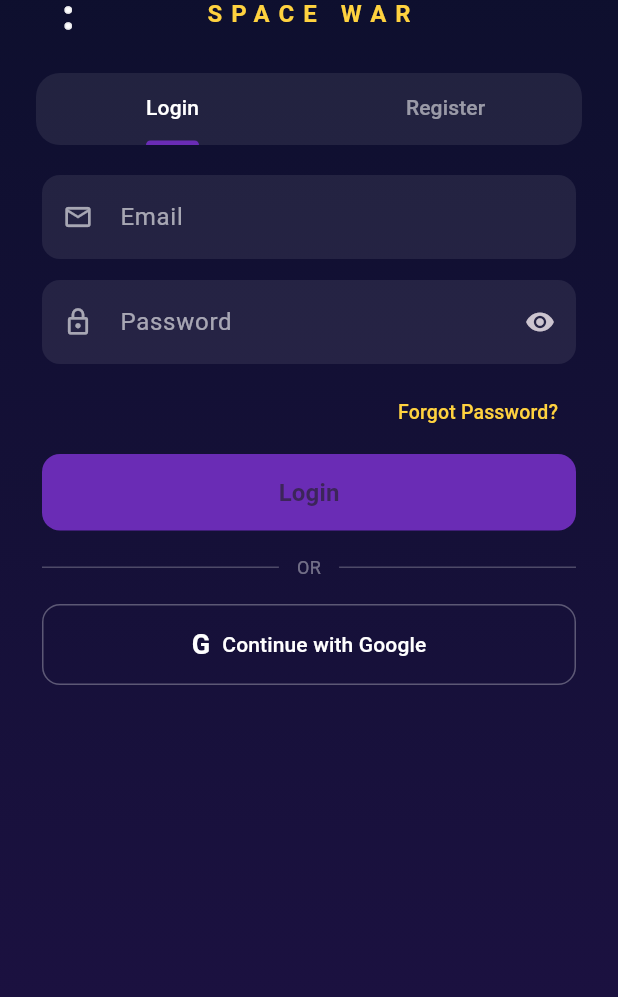
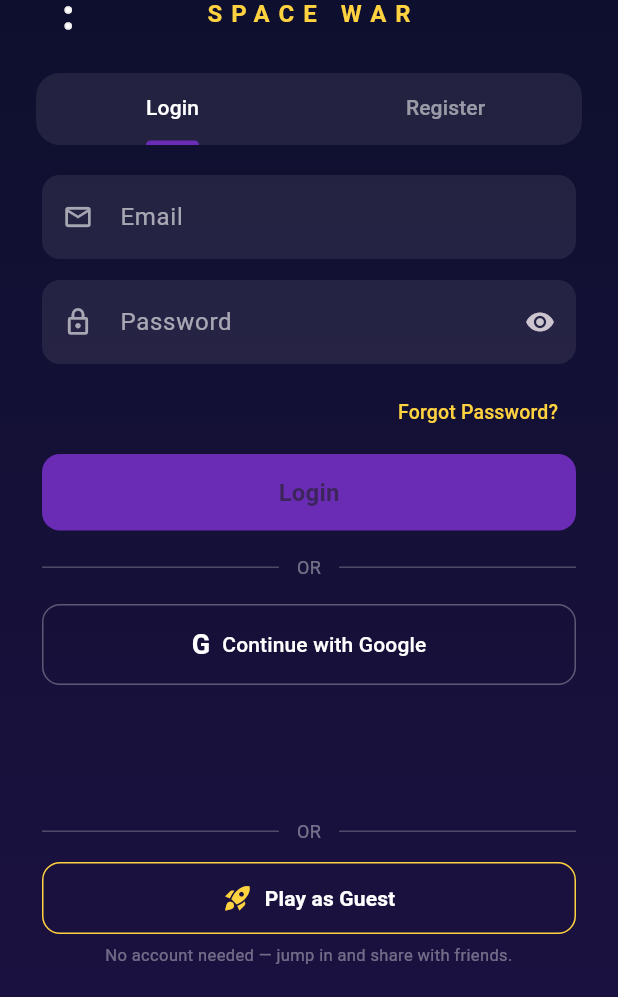
Before and after one commit to kamijan44012-ux/Cloud-web-, a Flutter app: the screen it shows after launch, on a phone screen of 412 x 824 dp, the part 239-1236 px from its top. Run offline on Flutter 3.47's test engine with Material 3 defaults, Android fonts, the phone set to English and light mode, and no system bars; our stand-ins replace cloud_firestore, firebase_analytics, firebase_auth, firebase_core, firebase_remote_config, google_mobile_ads and 2 more; missing offline and left inert: flame, flame_audio; accounts and stored records are empty.

Commit message:
Make the game playable with zero setup: Play as Guest + clean offline UX
The player wants a working game to share with friends without configuring
Firebase. PvP/VS mode already runs on PubNub's free demo tier (no backend),
so the only gaps were the auth screen.

- Add 'Play as Guest' (display-name only, no password) on the auth screen so
  anyone can jump straight in and share the link with friends.
- AuthService.signInAsGuest uses Firebase anonymous auth when available,
  on-device guest otherwise.
- Hide the Google button when no cloud backend is connected, so nothing looks
  broken (it reappears automatically if Firebase is later configured).
- PvP lobby now uses the player's chosen display name for match identity.

https://claude.ai/code/session_01WbDgqM7K5wiLbGNyCqsj4F

```diff
--- a/lib/ui/screens/auth_screen.dart
+++ b/lib/ui/screens/auth_screen.dart
@@ -74,26 +74,6 @@ class _AuthScreenState extends State<AuthScreen>
                   dividerColor: Colors.transparent,
                 ),
               ),
-              if (!AuthService.instance.isCloudEnabled)
-                Container(
-                  margin:
-                      const EdgeInsets.fromLTRB(24, 12, 24, 0),
-                  padding: const EdgeInsets.symmetric(
-                      horizontal: 12, vertical: 8),
-                  decoration: BoxDecoration(
-                    color: Palette.hudYellow.withOpacity(0.12),
-                    borderRadius: BorderRadius.circular(10),
-                    border: Border.all(
-                        color: Palette.hudYellow.withOpacity(0.4)),
-                  ),
-                  child: const Text(
-                    'Offline mode: sign up with your email to play. '
-                    'Google sign-in turns on once the server is connected.',
-                    style: TextStyle(
-                        color: Palette.hudYellow, fontSize: 11.5),
-                    textAlign: TextAlign.center,
-                  ),
-                ),
               const SizedBox(height: 12),
               Expanded(
                 child: TabBarView(
@@ -104,6 +84,7 @@ class _AuthScreenState extends State<AuthScreen>
                   ],
                 ),
               ),
+              const _GuestPlaySection(),
             ],
           ),
         ),
@@ -267,7 +248,7 @@ class _LoginTabState extends State<_LoginTab> {
                     ),
             ),
           ),
-          if (!_forgotMode) ...<Widget>[
+          if (!_forgotMode && AuthService.instance.isCloudEnabled) ...<Widget>[
             const SizedBox(height: 16),
             const _OrDivider(),
             const SizedBox(height: 16),
@@ -417,10 +398,12 @@ class _RegisterTabState extends State<_RegisterTab> {
                     ),
             ),
           ),
-          const SizedBox(height: 16),
-          const _OrDivider(),
-          const SizedBox(height: 16),
-          _GoogleButton(onPressed: _loading ? null : _google),
+          if (AuthService.instance.isCloudEnabled) ...<Widget>[
+            const SizedBox(height: 16),
+            const _OrDivider(),
+            const SizedBox(height: 16),
+            _GoogleButton(onPressed: _loading ? null : _google),
+          ],
           const SizedBox(height: 20),
         ],
       ),
@@ -431,6 +414,104 @@ class _RegisterTabState extends State<_RegisterTab> {
 // ---------------------------------------------------------------------------
 // Shared widgets
 // ---------------------------------------------------------------------------
+
+/// Persistent bottom section: instant "Play as Guest" so anyone can jump in
+/// (and share with friends) without creating an account.
+class _GuestPlaySection extends StatefulWidget {
+  const _GuestPlaySection();
+
+  @override
+  State<_GuestPlaySection> createState() => _GuestPlaySectionState();
+}
+
+class _GuestPlaySectionState extends State<_GuestPlaySection> {
+  bool _loading = false;
+
+  Future<void> _playAsGuest() async {
+    final TextEditingController nameCtrl = TextEditingController();
+    final String? name = await showDialog<String>(
+      context: context,
+      builder: (BuildContext ctx) {
+        return AlertDialog(
+          backgroundColor: Palette.spaceBottom,
+          title: const Text('Pick a name',
+              style: TextStyle(color: Colors.white)),
+          content: TextField(
+            controller: nameCtrl,
+            autofocus: true,
+            style: const TextStyle(color: Colors.white),
+            decoration: const InputDecoration(
+              hintText: 'Player',
+              hintStyle: TextStyle(color: Colors.white38),
+            ),
+            onSubmitted: (String v) => Navigator.pop(ctx, v),
+          ),
+          actions: <Widget>[
+            TextButton(
+              onPressed: () => Navigator.pop(ctx),
+              child: const Text('Cancel',
+                  style: TextStyle(color: Colors.white60)),
+            ),
+            FilledButton(
+              style: FilledButton.styleFrom(
+                  backgroundColor: Palette.nebulaPurple),
+              onPressed: () => Navigator.pop(ctx, nameCtrl.text),
+              child: const Text('Play'),
+            ),
+          ],
+        );
+      },
+    );
+    if (name == null) return; // cancelled
+    setState(() => _loading = true);
+    await AuthService.instance.signInAsGuest(name);
+    // The auth gate switches to the game automatically once signed in.
+    if (mounted) setState(() => _loading = false);
+  }
+
+  @override
+  Widget build(BuildContext context) {
+    return Padding(
+      padding: const EdgeInsets.fromLTRB(28, 0, 28, 20),
+      child: Column(
+        mainAxisSize: MainAxisSize.min,
+        children: <Widget>[
+          const _OrDivider(),
+          const SizedBox(height: 12),
+          SizedBox(
+            width: double.infinity,
+            child: OutlinedButton.icon(
+              onPressed: _loading ? null : _playAsGuest,
+              icon: _loading
+                  ? const SizedBox(
+                      width: 18,
+                      height: 18,
+                      child: CircularProgressIndicator(
+                          strokeWidth: 2, color: Colors.white))
+                  : const Icon(Icons.rocket_launch,
+                      color: Palette.hudYellow, size: 20),
+              label: const Text('Play as Guest',
+                  style: TextStyle(
+                      color: Colors.white, fontWeight: FontWeight.bold)),
+              style: OutlinedButton.styleFrom(
+                side: const BorderSide(color: Palette.hudYellow),
+                padding: const EdgeInsets.symmetric(vertical: 14),
+                shape: RoundedRectangleBorder(
+                    borderRadius: BorderRadius.circular(12)),
+              ),
+            ),
+          ),
+          const SizedBox(height: 6),
+          const Text(
+            'No account needed — jump in and share with friends.',
+            style: TextStyle(color: Colors.white38, fontSize: 11),
+            textAlign: TextAlign.center,
+          ),
+        ],
+      ),
+    );
+  }
+}
 
 class _AuthField extends StatelessWidget {
   const _AuthField({
--- a/lib/ui/screens/pvp_lobby_screen.dart
+++ b/lib/ui/screens/pvp_lobby_screen.dart
@@ -7,6 +7,7 @@ import 'package:provider/provider.dart';
 
 import '../../config/palette.dart';
 import '../../models/pvp_match.dart';
+import '../../services/auth_service.dart';
 import '../../services/cloud_save_service.dart';
 import '../../services/pvp_service.dart';
 import '../../systems/player_controller.dart';
@@ -61,11 +62,14 @@ class _PvpLobbyScreenState extends State<PvpLobbyScreen>
   // Identity helpers
   // ---------------------------------------------------------------------------
   String _myUid() {
-    final String? uid = CloudSaveService.instance.uid;
+    final String? uid =
+        AuthService.instance.currentUid ?? CloudSaveService.instance.uid;
     return uid ?? 'anon_${DateTime.now().millisecondsSinceEpoch}';
   }
 
   String _myName() {
+    final String? name = AuthService.instance.currentDisplayName;
+    if (name != null && name.trim().isNotEmpty) return name.trim();
     final String uid = _myUid();
     final String suffix = uid.length >= 6
         ? uid.substring(uid.length - 6).toUpperCase()
```
Also changed, not shown: lib/services/auth_service.dart (+20 -0 lines), lib/services/local_auth_service.dart (+17 -0 lines).
